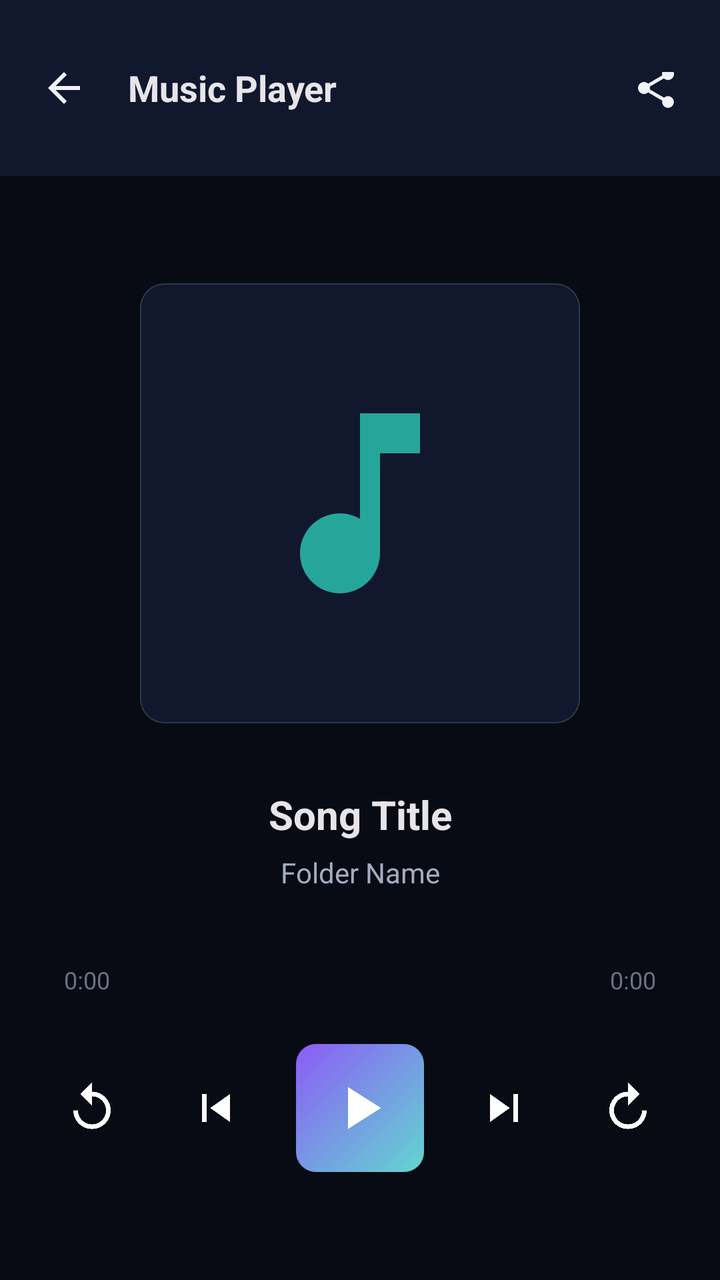
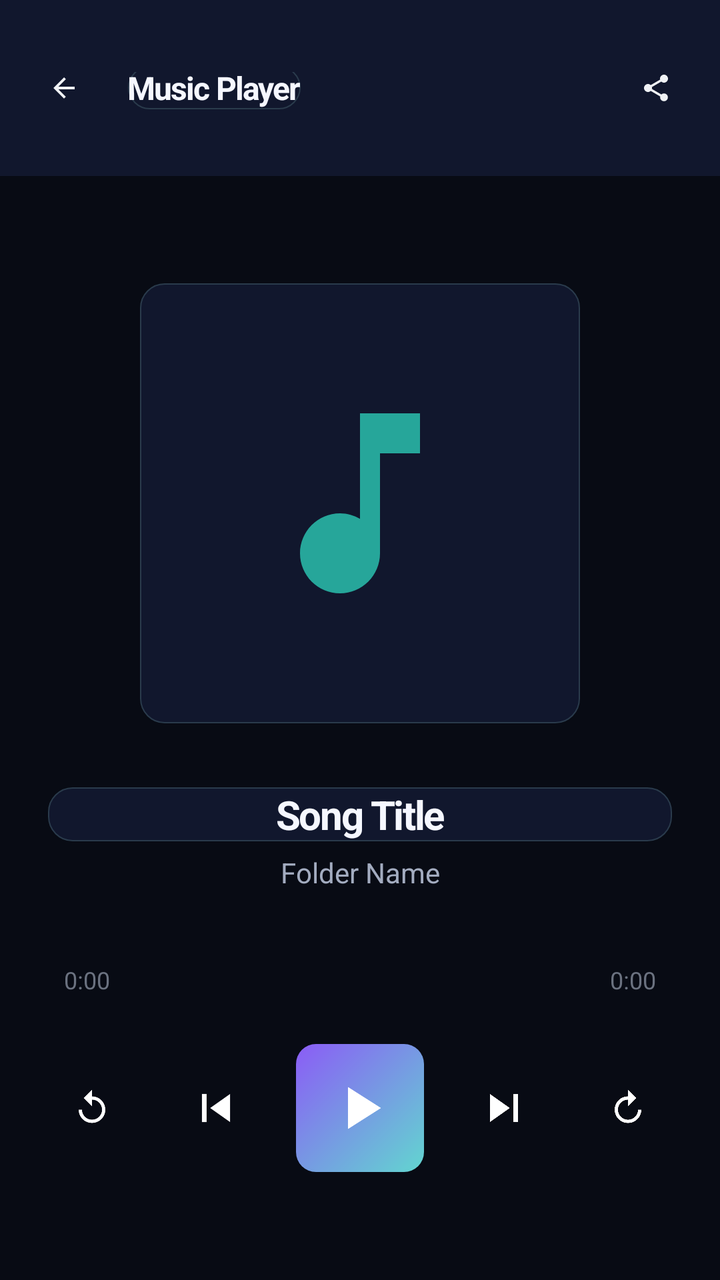

The first picture is an Android layout as it rendered before a commit; the second is the same layout after the commit. The layout source and the unified diff follow.
<!-- AndroidManifest.xml: application theme Theme.ArtrawFiles -->
<!-- res/layout/activity_audio_player.xml -->
<?xml version="1.0" encoding="utf-8"?>
<LinearLayout xmlns:android="http://schemas.android.com/apk/res/android"
    android:id="@+id/rootAudioPlayer"
    android:layout_width="match_parent"
    android:layout_height="match_parent"
    android:orientation="vertical"
    android:background="@color/aurora_background_deep">

    
    <RelativeLayout
        android:id="@+id/headerAudio"
        android:layout_width="match_parent"
        android:layout_height="wrap_content"
        android:minHeight="56dp"
        android:background="@color/aurora_background_surface"
        android:paddingStart="12dp"
        android:paddingEnd="12dp"
        android:paddingTop="36dp"
        android:paddingBottom="12dp">

        <ImageView
            android:id="@+id/btnBackAudio"
            android:layout_width="40dp"
            android:layout_height="40dp"
            android:layout_alignParentStart="true"
            android:layout_centerVertical="true"
            android:background="?android:attr/selectableItemBackgroundBorderless"
            android:padding="8dp"
            android:src="@drawable/ic_arrow_back"
            android:contentDescription="@string/content_back" />

        <TextView
            android:id="@+id/tvHeaderTitleAudio"
            android:layout_width="wrap_content"
            android:layout_height="wrap_content"
            android:layout_centerVertical="true"
            android:layout_marginStart="12dp"
            android:layout_toEndOf="@id/btnBackAudio"
            android:text="Music Player"
            android:textColor="@color/text_primary_dark"
            android:textSize="18sp"
            android:textStyle="bold" />

        <ImageView
            android:id="@+id/btnShareAudio"
            android:layout_width="40dp"
            android:layout_height="40dp"
            android:layout_alignParentEnd="true"
            android:layout_centerVertical="true"
            android:background="?android:attr/selectableItemBackgroundBorderless"
            android:padding="8dp"
            android:src="@drawable/ic_share"
            android:contentDescription="@string/content_share" />
    </RelativeLayout>

    
    <LinearLayout
        android:layout_width="match_parent"
        android:layout_height="0dp"
        android:layout_weight="1"
        android:orientation="vertical"
        android:gravity="center"
        android:padding="24dp">

        
        <FrameLayout
            android:layout_width="220dp"
            android:layout_height="220dp"
            android:background="@drawable/bg_aurora_card"
            android:layout_marginBottom="32dp">

            <ImageView
                android:id="@+id/imgAlbumArt"
                android:layout_width="120dp"
                android:layout_height="120dp"
                android:layout_gravity="center"
                android:src="@drawable/ic_audio" />
        </FrameLayout>

        
        <TextView
            android:id="@+id/tvTrackTitle"
            android:layout_width="match_parent"
            android:layout_height="wrap_content"
            android:gravity="center"
            android:text="Song Title"
            android:textColor="@color/text_primary_dark"
            android:textSize="20sp"
            android:textStyle="bold"
            android:ellipsize="marquee"
            android:singleLine="true" />

        <TextView
            android:id="@+id/tvTrackArtist"
            android:layout_width="match_parent"
            android:layout_height="wrap_content"
            android:layout_marginTop="6dp"
            android:gravity="center"
            android:text="Folder Name"
            android:textColor="@color/aurora_text_secondary"
            android:textSize="14sp" />

        
        <SeekBar
            android:id="@+id/seekBarAudio"
            android:layout_width="match_parent"
            android:layout_height="wrap_content"
            android:layout_marginTop="32dp"
            android:progressBackgroundTint="@color/aurora_outline"
            android:progressTint="@color/artraw_crimson"
            android:thumbTint="@color/artraw_crimson_accent" />

        <RelativeLayout
            android:layout_width="match_parent"
            android:layout_height="wrap_content"
            android:layout_marginTop="4dp"
            android:paddingStart="8dp"
            android:paddingEnd="8dp">

            <TextView
                android:id="@+id/tvCurrentTime"
                android:layout_width="wrap_content"
                android:layout_height="wrap_content"
                android:layout_alignParentStart="true"
                android:text="0:00"
                android:textColor="@color/aurora_text_tertiary"
                android:textSize="12sp" />

            <TextView
                android:id="@+id/tvTotalTime"
                android:layout_width="wrap_content"
                android:layout_height="wrap_content"
                android:layout_alignParentEnd="true"
                android:text="0:00"
                android:textColor="@color/aurora_text_tertiary"
                android:textSize="12sp" />
        </RelativeLayout>

        
        <LinearLayout
            android:layout_width="match_parent"
            android:layout_height="wrap_content"
            android:layout_marginTop="24dp"
            android:gravity="center"
            android:orientation="horizontal">

            <ImageView
                android:id="@+id/btnReplay10"
                android:layout_width="44dp"
                android:layout_height="44dp"
                android:layout_marginEnd="16dp"
                android:background="?android:attr/selectableItemBackgroundBorderless"
                android:padding="8dp"
                android:src="@drawable/ic_replay_10"
                android:contentDescription="@string/content_refresh" />

            <ImageView
                android:id="@+id/btnPrevTrack"
                android:layout_width="48dp"
                android:layout_height="48dp"
                android:layout_marginEnd="16dp"
                android:background="?android:attr/selectableItemBackgroundBorderless"
                android:padding="10dp"
                android:src="@drawable/ic_skip_previous"
                android:contentDescription="@string/content_skip_previous" />

            <FrameLayout
                android:id="@+id/btnPlayPauseAudio"
                android:layout_width="64dp"
                android:layout_height="64dp"
                android:background="@drawable/bg_aurora_button_primary">

                <ImageView
                    android:id="@+id/imgPlayPause"
                    android:layout_width="36dp"
                    android:layout_height="36dp"
                    android:layout_gravity="center"
                    android:src="@drawable/ic_play"
                    android:contentDescription="@string/content_play_pause" />
            </FrameLayout>

            <ImageView
                android:id="@+id/btnNextTrack"
                android:layout_width="48dp"
                android:layout_height="48dp"
                android:layout_marginStart="16dp"
                android:background="?android:attr/selectableItemBackgroundBorderless"
                android:padding="10dp"
                android:src="@drawable/ic_skip_next"
                android:contentDescription="@string/content_skip_next" />

            <ImageView
                android:id="@+id/btnForward10"
                android:layout_width="44dp"
                android:layout_height="44dp"
                android:layout_marginStart="16dp"
                android:background="?android:attr/selectableItemBackgroundBorderless"
                android:padding="8dp"
                android:src="@drawable/ic_forward_10"
                android:contentDescription="@string/content_forward_10" />
        </LinearLayout>
    </LinearLayout>
</LinearLayout>
<!-- resources referenced by this layout -->
<resources>
  <color name="artraw_crimson">#E53935</color>
  <color name="artraw_crimson_accent">#FF5252</color>
  <color name="aurora_background_deep">#080B14</color>
  <color name="aurora_background_surface">#11172D</color>
  <color name="aurora_outline">#2A3B4C</color>
  <color name="aurora_text_secondary">#A3ACC0</color>
  <color name="aurora_text_tertiary">#6B7280</color>
  <color name="text_primary_dark">#E7E5EA</color>
  <!-- drawable bg_aurora_card (drawable) -->
  <?xml version="1.0" encoding="utf-8"?>
  <shape xmlns:android="http://schemas.android.com/apk/res/android"
      android:shape="rectangle">
      <solid android:color="@color/aurora_background_surface" />
      <corners android:radius="12dp" />
      <stroke
          android:width="0.5dp"
          android:color="@color/aurora_outline" />
  </shape>
  <!-- drawable ic_arrow_back (drawable) -->
  <vector xmlns:android="http://schemas.android.com/apk/res/android"
      android:width="24dp"
      android:height="24dp"
      android:viewportWidth="24"
      android:viewportHeight="24">
      <path
          android:fillColor="#F0F2F5"
          android:pathData="M20,11H7.83l5.59,-5.59L12,4l-8,8 8,8 1.41,-1.41L7.83,13H20v-2z"/>
  </vector>
  <!-- drawable ic_play (drawable) -->
  <vector xmlns:android="http://schemas.android.com/apk/res/android"
      android:width="24dp"
      android:height="24dp"
      android:viewportWidth="24"
      android:viewportHeight="24">
      <path
          android:fillColor="@android:color/white"
          android:pathData="M8,5v14l11,-7z"/>
  </vector>
  <!-- drawable ic_skip_next (drawable) -->
  <vector xmlns:android="http://schemas.android.com/apk/res/android"
      android:width="24dp"
      android:height="24dp"
      android:viewportWidth="24"
      android:viewportHeight="24">
      <path
          android:fillColor="@android:color/white"
          android:pathData="M6,18l8.5,-6L6,6v12zM16,6v12h2V6h-2z"/>
  </vector>
  <!-- drawable ic_skip_previous (drawable) -->
  <vector xmlns:android="http://schemas.android.com/apk/res/android"
      android:width="24dp"
      android:height="24dp"
      android:viewportWidth="24"
      android:viewportHeight="24">
      <path
          android:fillColor="@android:color/white"
          android:pathData="M6,6h2v12H6zm3.5,6l8.5,6V6z"/>
  </vector>
  <string name="content_back">Back</string>
  <string name="content_forward_10">Forward 10s</string>
  <string name="content_play_pause">Play/Pause</string>
  <string name="content_refresh">Refresh</string>
  <string name="content_share">Share</string>
  <string name="content_skip_next">Next</string>
  <string name="content_skip_previous">Previous</string>
  <color name="aurora_primary">#62D6D0</color>
  <color name="aurora_secondary">#8B5CF6</color>
  <!-- unchanged entries left out for length: 6 -->
</resources>

<!-- the commit's change to res/layout/activity_audio_player.xml (unified diff, before → after) -->
@@ -25,7 +25,7 @@
             android:layout_alignParentStart="true"
             android:layout_centerVertical="true"
             android:background="?android:attr/selectableItemBackgroundBorderless"
-            android:padding="8dp"
+            android:padding="12dp"
             android:src="@drawable/ic_arrow_back"
             android:contentDescription="@string/content_back" />
 
@@ -37,9 +37,9 @@
             android:layout_marginStart="12dp"
             android:layout_toEndOf="@id/btnBackAudio"
             android:text="Music Player"
-            android:textColor="@color/text_primary_dark"
-            android:textSize="18sp"
-            android:textStyle="bold" />
+            android:textStyle="bold"
+            android:textColor="@color/aurora_text_primary"
+            style="@style/Widget.ArtrawFiles.Text.Title" />
 
         <ImageView
             android:id="@+id/btnShareAudio"
@@ -48,7 +48,7 @@
             android:layout_alignParentEnd="true"
             android:layout_centerVertical="true"
             android:background="?android:attr/selectableItemBackgroundBorderless"
-            android:padding="8dp"
+            android:padding="12dp"
             android:src="@drawable/ic_share"
             android:contentDescription="@string/content_share" />
     </RelativeLayout>
@@ -84,9 +84,9 @@
             android:layout_height="wrap_content"
             android:gravity="center"
             android:text="Song Title"
-            android:textColor="@color/text_primary_dark"
-            android:textSize="20sp"
             android:textStyle="bold"
+            android:textColor="@color/aurora_text_primary"
+            style="@style/Widget.ArtrawFiles.Text.Headline"
             android:ellipsize="marquee"
             android:singleLine="true" />
 
@@ -107,8 +107,8 @@
             android:layout_height="wrap_content"
             android:layout_marginTop="32dp"
             android:progressBackgroundTint="@color/aurora_outline"
-            android:progressTint="@color/artraw_crimson"
-            android:thumbTint="@color/artraw_crimson_accent" />
+            android:progressTint="@color/aurora_primary"
+            android:thumbTint="@color/aurora_primary" />
 
         <RelativeLayout
             android:layout_width="match_parent"
@@ -150,7 +150,7 @@
                 android:layout_height="44dp"
                 android:layout_marginEnd="16dp"
                 android:background="?android:attr/selectableItemBackgroundBorderless"
-                android:padding="8dp"
+                android:padding="12dp"
                 android:src="@drawable/ic_replay_10"
                 android:contentDescription="@string/content_refresh" />
 
@@ -195,7 +195,7 @@
                 android:layout_height="44dp"
                 android:layout_marginStart="16dp"
                 android:background="?android:attr/selectableItemBackgroundBorderless"
-                android:padding="8dp"
+                android:padding="12dp"
                 android:src="@drawable/ic_forward_10"
                 android:contentDescription="@string/content_forward_10" />
         </LinearLayout>
<!-- resource entries referenced after the edit -->
@@ -1,13 +1,10 @@
 <!-- resources referenced by this layout -->
 <resources>
-  <color name="artraw_crimson">#E53935</color>
-  <color name="artraw_crimson_accent">#FF5252</color>
   <color name="aurora_background_deep">#080B14</color>
   <color name="aurora_background_surface">#11172D</color>
   <color name="aurora_outline">#2A3B4C</color>
   <color name="aurora_text_secondary">#A3ACC0</color>
   <color name="aurora_text_tertiary">#6B7280</color>
-  <color name="text_primary_dark">#E7E5EA</color>
   <!-- drawable bg_aurora_card (drawable) -->
   <?xml version="1.0" encoding="utf-8"?>
   <shape xmlns:android="http://schemas.android.com/apk/res/android"
@@ -65,8 +62,31 @@
   <string name="content_share">Share</string>
   <string name="content_skip_next">Next</string>
   <string name="content_skip_previous">Previous</string>
+  <style name="Widget.ArtrawFiles.Text.Headline" parent="Widget.ArtrawFiles.Text.Display">
+          <item name="android:textSize">20sp</item>
+          <item name="android:lineHeight">28sp</item>
+      </style>
+  <style name="Widget.ArtrawFiles.Text.Title" parent="Widget.ArtrawFiles.Text.Display">
+          <item name="android:textSize">16sp</item>
+          <item name="android:textStyle">bold</item>
+          <item name="android:lineHeight">24sp</item>
+      </style>
   <color name="aurora_primary">#62D6D0</color>
+  <color name="aurora_text_primary">#F5F7FF</color>
   <color name="aurora_secondary">#8B5CF6</color>
+  <style name="Widget.ArtrawFiles.Text.Display" parent="Widget.ArtrawFiles.Text">
+          <item name="android:textSize">24sp</item>
+          <item name="android:textStyle">bold</item>
+          <item name="android:lineHeight">32sp</item>
+          <item name="android:letterSpacing">-0.04</item>
+      </style>
+  <style name="Widget.ArtrawFiles.Text">
+          <item name="android:textColor">@color/aurora_text_primary</item>
+          <item name="android:textSize">14sp</item>
+          <item name="android:textStyle">normal</item>
+          <item name="android:fontFamily">sans-serif</item>
+          <item name="android:lineHeight">21sp</item>
+      </style>
   <!-- unchanged entries left out for length: 6 -->
 </resources>
 
